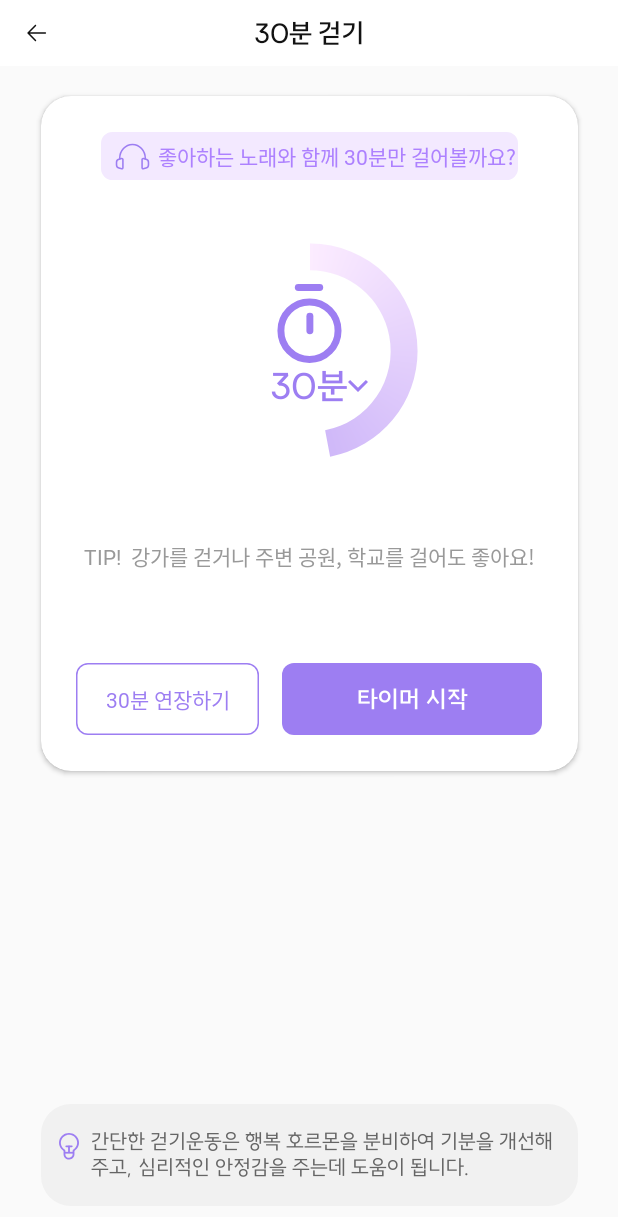
After one commit to bw-green/DURYMONG-Android, an Android app: the DoItWalkFragment screen opened through its navigation route, on a phone screen of 412 x 824 dp. The commit adds this screen. Shown: the top 1217 px of the screen. Run offline under Robolectric (Android 15) with nearby library versions, the phone set to English and light mode, and no system bars; our stand-ins replace navigation-ui.

Commit message:
ui: do_it 5-1 활동 설명 ui 작업 바텀 네비게이션 이동했을 때 안보이는 오류 있음 프로그래스바 커스텀 더해야함(#4)

```diff
--- a/app/src/main/java/com/example/durymong/view/do_it/DoItFragment.kt
+++ b/app/src/main/java/com/example/durymong/view/do_it/DoItFragment.kt
@@ -5,6 +5,8 @@ import android.view.LayoutInflater
 import android.view.View
 import android.view.ViewGroup
 import androidx.fragment.app.Fragment
+import androidx.navigation.fragment.findNavController
+import com.example.durymong.R
 import com.example.durymong.databinding.FragmentDoItBinding
 
 class DoItFragment : Fragment() {
@@ -16,6 +18,8 @@ class DoItFragment : Fragment() {
         savedInstanceState: Bundle?
     ): View {
         _binding = FragmentDoItBinding.inflate(layoutInflater)
+
+        initWalk()
         return binding.root
     }
 
@@ -23,4 +27,11 @@ class DoItFragment : Fragment() {
         super.onDestroyView()
         _binding = null
     }
+
+    private fun initWalk() {
+        _binding?.ivDoItWalk?.setOnClickListener {
+            val navController = findNavController()
+            navController.navigate(R.id.action_fragment_do_it_to_fragment_do_it_walk)
+        }
+    }
 }
--- /dev/null
+++ b/app/src/main/java/com/example/durymong/view/do_it/DoItWalkFragment.kt
@@ -0,0 +1,41 @@
+package com.example.durymong.view.do_it
+
+import android.animation.ObjectAnimator
+import android.os.Bundle
+import androidx.fragment.app.Fragment
+import android.view.LayoutInflater
+import android.view.View
+import android.view.ViewGroup
+import android.view.animation.LinearInterpolator
+import android.widget.ProgressBar
+import com.example.durymong.R
+import com.example.durymong.databinding.FragmentDoItBinding
+import com.example.durymong.databinding.FragmentDoItWalkBinding
+
+
+class DoItWalkFragment : Fragment() {
+    private lateinit var binding: FragmentDoItWalkBinding
+    private lateinit var circularProgressBar: ProgressBar
+
+    override fun onCreateView(
+        inflater: LayoutInflater, container: ViewGroup?,
+        savedInstanceState: Bundle?
+    ): View? {
+        binding = FragmentDoItWalkBinding.inflate(layoutInflater)
+
+        initTimer()
+
+        return binding.root
+    }
+
+    private fun initTimer() {
+        circularProgressBar=binding.pbDoItWalk
+
+        val animator = ObjectAnimator.ofInt(circularProgressBar, "progress", 0, 100)
+        animator.duration = 5000 // 5초
+        animator.interpolator = LinearInterpolator() // 일정한 속도
+        animator.start()
+
+    }
+
+}
--- /dev/null
+++ b/app/src/main/res/drawable/ic_do_it_back.xml
@@ -0,0 +1,10 @@
+<vector xmlns:android="http://schemas.android.com/apk/res/android"
+    android:width="24dp"
+    android:height="24dp"
+    android:viewportWidth="24"
+    android:viewportHeight="24">
+  <path
+      android:pathData="M6.207,12C6.207,11.872 6.256,11.744 6.354,11.646L11.303,6.697C11.499,6.501 11.815,6.501 12.01,6.697C12.206,6.892 12.206,7.209 12.01,7.404L7.894,11.52H18.263C18.539,11.52 18.765,11.744 18.766,12.02C18.768,12.296 18.545,12.52 18.269,12.52H7.934L12.01,16.596C12.206,16.792 12.206,17.108 12.01,17.303C11.815,17.499 11.499,17.499 11.303,17.303L6.354,12.354"
+      android:fillColor="#121212"
+      android:fillType="evenOdd"/>
+</vector>
--- a/app/src/main/res/drawable/ic_do_it_circle_shape.xml
+++ b/app/src/main/res/drawable/ic_do_it_circle_shape.xml
@@ -1,6 +1,6 @@
 <?xml version="1.0" encoding="utf-8"?>
 <shape xmlns:android="http://schemas.android.com/apk/res/android"
     android:shape="oval">
-    <solid android:color="@color/white" /> <!-- 원의 색상 -->
+    <solid android:color="@color/white" />
     <size android:width="218dp" android:height="218dp" />
 </shape>
--- /dev/null
+++ b/app/src/main/res/drawable/ic_do_it_circular_progress.xml
@@ -0,0 +1,16 @@
+<?xml version="1.0" encoding="utf-8"?>
+<layer-list xmlns:android="http://schemas.android.com/apk/res/android">
+    <item>
+        <rotate
+            android:fromDegrees="-90"
+            android:toDegrees="-90">
+            <shape android:shape="ring">
+                <gradient
+                    android:startColor="#FCECFF"
+                    android:endColor="#9D7EF2"
+                    android:type="sweep" />
+                <size android:thickness="3dp" />
+            </shape>
+        </rotate>
+    </item>
+</layer-list>
--- /dev/null
+++ b/app/src/main/res/drawable/ic_do_it_walk_down_arrow.xml
@@ -0,0 +1,10 @@
+<vector xmlns:android="http://schemas.android.com/apk/res/android"
+    android:width="13dp"
+    android:height="8dp"
+    android:viewportWidth="13"
+    android:viewportHeight="8">
+  <path
+      android:pathData="M11.63,-0L13,1.393L6.5,8L-0,1.393L1.371,-0L6.5,5.214L11.63,-0Z"
+      android:fillColor="#9D7EF2"
+      android:fillType="evenOdd"/>
+</vector>
--- /dev/null
+++ b/app/src/main/res/drawable/ic_do_it_walk_headset.xml
@@ -0,0 +1,27 @@
+<vector xmlns:android="http://schemas.android.com/apk/res/android"
+    android:width="23dp"
+    android:height="18dp"
+    android:viewportWidth="23"
+    android:viewportHeight="18">
+  <path
+      android:pathData="M3.099,10.719V10.208C3.099,5.122 6.858,1 11.495,1C16.132,1 19.89,5.122 19.89,10.208V10.719"
+      android:strokeLineJoin="round"
+      android:strokeWidth="1.02746"
+      android:fillColor="#00000000"
+      android:strokeColor="#9D7EF2"
+      android:strokeLineCap="round"/>
+  <path
+      android:pathData="M1,14.748V12.828C1,11.889 1.655,11.071 2.59,10.843L3.099,10.719L4.415,10.398C4.813,10.301 5.198,10.594 5.198,10.993V16.583C5.198,16.982 4.813,17.275 4.415,17.178L2.59,16.733C1.655,16.505 1,15.687 1,14.748Z"
+      android:strokeLineJoin="round"
+      android:strokeWidth="1.02746"
+      android:fillColor="#00000000"
+      android:strokeColor="#9D7EF2"
+      android:strokeLineCap="round"/>
+  <path
+      android:pathData="M21.989,14.748V12.828C21.989,11.889 21.334,11.071 20.4,10.843L19.89,10.719L18.574,10.398C18.177,10.301 17.792,10.594 17.792,10.993V16.583C17.792,16.982 18.177,17.275 18.574,17.178L20.4,16.733C21.334,16.505 21.989,15.687 21.989,14.748Z"
+      android:strokeLineJoin="round"
+      android:strokeWidth="1.02746"
+      android:fillColor="#00000000"
+      android:strokeColor="#9D7EF2"
+      android:strokeLineCap="round"/>
+</vector>
--- /dev/null
+++ b/app/src/main/res/drawable/ic_do_it_walk_light_ball.xml
@@ -0,0 +1,18 @@
+<vector xmlns:android="http://schemas.android.com/apk/res/android"
+    android:width="13dp"
+    android:height="18dp"
+    android:viewportWidth="13"
+    android:viewportHeight="18">
+  <path
+      android:pathData="M6.5,17.733H6.837C7.731,17.626 8.553,17.192 9.146,16.514C9.739,15.837 10.059,14.964 10.045,14.063V11.948C11.22,11.184 12.116,10.06 12.6,8.745C13.084,7.43 13.13,5.994 12.731,4.651C12.333,3.308 11.511,2.129 10.388,1.291C9.265,0.453 7.901,0 6.5,0C5.099,0 3.735,0.453 2.612,1.291C1.489,2.129 0.667,3.308 0.269,4.651C-0.13,5.994 -0.084,7.43 0.4,8.745C0.884,10.06 1.78,11.184 2.955,11.948V14.188C2.955,15.128 3.328,16.03 3.993,16.694C4.658,17.359 5.56,17.733 6.5,17.733ZM6.5,1.187C6.697,1.189 6.895,1.201 7.091,1.223C8.179,1.35 9.201,1.809 10.018,2.539C10.835,3.269 11.406,4.233 11.655,5.3C11.903,6.367 11.816,7.484 11.405,8.5C10.994,9.515 10.28,10.379 9.36,10.973C9.207,11.075 9.082,11.212 8.995,11.374C8.908,11.536 8.863,11.717 8.864,11.901V14.057C8.879,14.662 8.67,15.252 8.278,15.712C7.885,16.172 7.336,16.471 6.736,16.551C6.407,16.584 6.074,16.548 5.759,16.444C5.444,16.34 5.155,16.171 4.91,15.948C4.665,15.725 4.469,15.453 4.336,15.15C4.203,14.847 4.135,14.519 4.136,14.188V11.901C4.135,11.715 4.088,11.533 3.998,11.371C3.908,11.209 3.779,11.072 3.622,10.973C2.658,10.35 1.922,9.433 1.522,8.357C1.123,7.282 1.082,6.106 1.406,5.005C1.729,3.904 2.4,2.938 3.319,2.25C4.237,1.562 5.353,1.189 6.5,1.187Z"
+      android:fillColor="#9D7EF2"/>
+  <path
+      android:pathData="M3.545,12.562H9.455V13.744H3.545V12.562Z"
+      android:fillColor="#9D7EF2"/>
+  <path
+      android:pathData="M4.727,8.278H8.273C8.599,8.278 8.864,8.543 8.864,8.869C8.864,9.196 8.599,9.46 8.273,9.46H4.727C4.401,9.46 4.136,9.196 4.136,8.869C4.136,8.543 4.401,8.278 4.727,8.278Z"
+      android:fillColor="#9D7EF2"/>
+  <path
+      android:pathData="M5.909,8.426H7.091V13.153H5.909V8.426Z"
+      android:fillColor="#9D7EF2"/>
+</vector>
--- /dev/null
+++ b/app/src/main/res/drawable/ic_do_it_walk_timer.xml
@@ -0,0 +1,27 @@
+<vector xmlns:android="http://schemas.android.com/apk/res/android"
+    android:width="44dp"
+    android:height="53dp"
+    android:viewportWidth="44"
+    android:viewportHeight="53">
+  <path
+      android:pathData="M14.193,3H28.482"
+      android:strokeLineJoin="round"
+      android:strokeWidth="4.62224"
+      android:fillColor="#00000000"
+      android:strokeColor="#9D7EF2"
+      android:strokeLineCap="round"/>
+  <path
+      android:pathData="M21.921,22.052V31.578"
+      android:strokeLineJoin="round"
+      android:strokeWidth="4.62224"
+      android:fillColor="#00000000"
+      android:strokeColor="#9D7EF2"
+      android:strokeLineCap="round"/>
+  <path
+      android:pathData="M21.652,50.63C32.174,50.63 40.704,42.1 40.704,31.578C40.704,21.056 32.174,12.526 21.652,12.526C11.13,12.526 2.6,21.056 2.6,31.578C2.6,42.1 11.13,50.63 21.652,50.63Z"
+      android:strokeLineJoin="round"
+      android:strokeWidth="4.62224"
+      android:fillColor="#00000000"
+      android:strokeColor="#9D7EF2"
+      android:strokeLineCap="round"/>
+</vector>
--- /dev/null
+++ b/app/src/main/res/drawable/img_do_it_walk_bottom_left.xml
@@ -0,0 +1,11 @@
+<vector xmlns:android="http://schemas.android.com/apk/res/android"
+    android:width="122dp"
+    android:height="48dp"
+    android:viewportWidth="122"
+    android:viewportHeight="48">
+  <path
+      android:strokeWidth="1"
+      android:pathData="M8,0.5L114,0.5A7.5,7.5 0,0 1,121.5 8L121.5,40A7.5,7.5 0,0 1,114 47.5L8,47.5A7.5,7.5 0,0 1,0.5 40L0.5,8A7.5,7.5 0,0 1,8 0.5z"
+      android:fillColor="#ffffff"
+      android:strokeColor="#9D7EF2"/>
+</vector>
--- /dev/null
+++ b/app/src/main/res/drawable/img_do_it_walk_bottom_rectangle.xml
@@ -0,0 +1,9 @@
+<vector xmlns:android="http://schemas.android.com/apk/res/android"
+    android:width="358dp"
+    android:height="68dp"
+    android:viewportWidth="358"
+    android:viewportHeight="68">
+  <path
+      android:pathData="M20,0L338,0A20,20 0,0 1,358 20L358,48A20,20 0,0 1,338 68L20,68A20,20 0,0 1,0 48L0,20A20,20 0,0 1,20 0z"
+      android:fillColor="#F1F1F1"/>
+</vector>
--- /dev/null
+++ b/app/src/main/res/drawable/img_do_it_walk_run_timer.xml
@@ -0,0 +1,9 @@
+<vector xmlns:android="http://schemas.android.com/apk/res/android"
+    android:width="173dp"
+    android:height="48dp"
+    android:viewportWidth="173"
+    android:viewportHeight="48">
+  <path
+      android:pathData="M8,0L165,0A8,8 0,0 1,173 8L173,40A8,8 0,0 1,165 48L8,48A8,8 0,0 1,0 40L0,8A8,8 0,0 1,8 0z"
+      android:fillColor="#9D7EF2"/>
+</vector>
--- /dev/null
+++ b/app/src/main/res/drawable/img_do_it_walk_top_rectangle.xml
@@ -0,0 +1,9 @@
+<vector xmlns:android="http://schemas.android.com/apk/res/android"
+    android:width="278dp"
+    android:height="32dp"
+    android:viewportWidth="278"
+    android:viewportHeight="32">
+  <path
+      android:pathData="M7.62,0L270.38,0A7.62,7.62 0,0 1,278 7.62L278,24.38A7.62,7.62 0,0 1,270.38 32L7.62,32A7.62,7.62 0,0 1,0 24.38L0,7.62A7.62,7.62 0,0 1,7.62 0z"
+      android:fillColor="#F3E9FF"/>
+</vector>
--- a/app/src/main/res/layout/fragment_do_it.xml
+++ b/app/src/main/res/layout/fragment_do_it.xml
@@ -143,6 +143,7 @@
                 app:layout_constraintStart_toEndOf="@id/rb_do_it_bed_clean" />
 
             <ImageView
+                android:id="@+id/iv_do_it_bed_clean"
                 android:layout_width="wrap_content"
                 android:layout_height="wrap_content"
                 android:layout_marginStart="111dp"
@@ -174,6 +175,7 @@
                 app:layout_constraintStart_toEndOf="@id/rb_do_it_walk" />
 
             <ImageView
+                android:id="@+id/iv_do_it_walk"
                 android:layout_width="wrap_content"
                 android:layout_height="wrap_content"
                 android:layout_marginStart="111dp"
@@ -205,6 +207,7 @@
                 app:layout_constraintStart_toEndOf="@id/rb_do_it_stretching" />
 
             <ImageView
+                android:id="@+id/iv_do_it_stretching"
                 android:layout_width="wrap_content"
                 android:layout_height="wrap_content"
                 android:layout_marginStart="111dp"
@@ -236,6 +239,7 @@
                 app:layout_constraintStart_toEndOf="@id/rb_do_it_meditation" />
 
             <ImageView
+                android:id="@+id/iv_do_it_meditation"
                 android:layout_width="wrap_content"
                 android:layout_height="wrap_content"
                 android:layout_marginStart="111dp"
--- /dev/null
+++ b/app/src/main/res/layout/fragment_do_it_walk.xml
@@ -0,0 +1,247 @@
+<?xml version="1.0" encoding="utf-8"?>
+<androidx.constraintlayout.widget.ConstraintLayout xmlns:android="http://schemas.android.com/apk/res/android"
+    xmlns:tools="http://schemas.android.com/tools"
+    android:layout_width="match_parent"
+    android:layout_height="match_parent"
+    xmlns:app="http://schemas.android.com/apk/res-auto"
+    android:backgroundTint="@null"
+    android:background="@color/background_white"
+    tools:context=".view.do_it.DoItWalkFragment">
+
+    <View
+        android:id="@+id/v_do_it_walk_top"
+        android:layout_width="match_parent"
+        android:layout_height="44dp"
+        android:background="@color/white"
+        app:layout_constraintTop_toTopOf="parent"
+        app:layout_constraintStart_toStartOf="parent"
+        app:layout_constraintEnd_toEndOf="parent"
+        />
+
+    <ImageView
+        android:id="@+id/iv_do_it_walk_back"
+        android:layout_width="wrap_content"
+        android:layout_height="wrap_content"
+        android:layout_marginTop="10dp"
+        android:layout_marginStart="12dp"
+        app:layout_constraintStart_toStartOf="parent"
+        app:layout_constraintTop_toTopOf="parent"
+        android:src="@drawable/ic_do_it_back"
+        />
+
+    <TextView
+        android:layout_width="wrap_content"
+        android:layout_height="wrap_content"
+        android:text="30분 걷기"
+        android:fontFamily="@font/suite_semi_bold"
+        android:textSize="18sp"
+        android:textColor="@color/black"
+        app:layout_constraintTop_toTopOf="@id/iv_do_it_walk_back"
+        app:layout_constraintBottom_toBottomOf="@id/iv_do_it_walk_back"
+        app:layout_constraintStart_toStartOf="parent"
+        app:layout_constraintEnd_toEndOf="parent"
+        />
+
+    <androidx.cardview.widget.CardView
+        android:id="@+id/cv_do_it_card_center"
+        android:layout_width="358dp"
+        android:layout_height="450dp"
+        android:layout_marginTop="20dp"
+        app:cardCornerRadius="20dp"
+        app:layout_constraintStart_toStartOf="parent"
+        app:layout_constraintEnd_toEndOf="parent"
+        app:layout_constraintTop_toBottomOf="@id/v_do_it_walk_top">
+
+        <androidx.constraintlayout.widget.ConstraintLayout
+            android:layout_width="match_parent"
+            android:layout_height="match_parent"
+            >
+            <ImageView
+                android:id="@+id/iv_do_it_walk_top_rectangle"
+                android:layout_width="wrap_content"
+                android:layout_height="wrap_content"
+                app:layout_constraintTop_toTopOf="parent"
+                app:layout_constraintStart_toStartOf="parent"
+                app:layout_constraintEnd_toEndOf="parent"
+                android:layout_marginTop="24dp"
+                android:src="@drawable/img_do_it_walk_top_rectangle"
+                />
+            <ImageView
+                android:layout_width="wrap_content"
+                android:layout_height="wrap_content"
+                app:layout_constraintTop_toTopOf="@id/iv_do_it_walk_top_rectangle"
+                app:layout_constraintBottom_toBottomOf="@id/iv_do_it_walk_top_rectangle"
+                app:layout_constraintStart_toStartOf="@id/iv_do_it_walk_top_rectangle"
+                android:src="@drawable/ic_do_it_walk_headset"
+                android:layout_marginStart="9dp"
+                />
+            <TextView
+                android:layout_width="wrap_content"
+                android:layout_height="wrap_content"
+                app:layout_constraintTop_toTopOf="@id/iv_do_it_walk_top_rectangle"
+                app:layout_constraintStart_toStartOf="@id/iv_do_it_walk_top_rectangle"
+                app:layout_constraintBottom_toBottomOf="@id/iv_do_it_walk_top_rectangle"
+                android:text="좋아하는 노래와 함께 30분만 걸어볼까요?"
+                android:textColor="@color/do_it_purple"
+                android:fontFamily="@font/suite_medium"
+                android:textSize="14sp"
+                android:layout_marginStart="38dp"
+                />
+
+            <ProgressBar
+                android:id="@+id/pb_do_it_walk"
+                android:layout_width="161dp"
+                android:layout_height="161dp"
+                style="@android:style/Widget.DeviceDefault.Light.ProgressBar.Horizontal"
+                android:layout_centerInParent="true"
+                android:progressDrawable="@drawable/ic_do_it_circular_progress"
+                app:layout_constraintStart_toStartOf="parent"
+                app:layout_constraintEnd_toEndOf="parent"
+                app:layout_constraintTop_toBottomOf="@id/iv_do_it_walk_top_rectangle"
+                android:layout_marginTop="33dp"
+                android:progress="100"
+                android:max="100"
+                />
+
+            <ImageView
+                android:id="@+id/iv_do_it_timer"
+                android:layout_width="wrap_content"
+                android:layout_height="wrap_content"
+                app:layout_constraintStart_toStartOf="@id/pb_do_it_walk"
+                app:layout_constraintEnd_toEndOf="@id/pb_do_it_walk"
+                android:src="@drawable/ic_do_it_walk_timer"
+                app:layout_constraintTop_toTopOf="@id/pb_do_it_walk"
+                android:layout_marginTop="35dp"
+                />
+
+            <TextView
+                android:id="@+id/tv_do_it_walk_time"
+                android:layout_width="wrap_content"
+                android:layout_height="wrap_content"
+                android:text="30분"
+                android:layout_marginEnd="2dp"
+                app:layout_constraintTop_toBottomOf="@id/iv_do_it_timer"
+                app:layout_constraintStart_toStartOf="@id/pb_do_it_walk"
+                app:layout_constraintEnd_toEndOf="@id/pb_do_it_walk"
+                android:fontFamily="@font/suite_semi_bold"
+                android:textSize="24sp"
+                android:textColor="@color/main_purple"
+                />
+
+            <ImageView
+                android:layout_width="wrap_content"
+                android:layout_height="wrap_content"
+                app:layout_constraintTop_toTopOf="@id/tv_do_it_walk_time"
+                app:layout_constraintBottom_toBottomOf="@id/tv_do_it_walk_time"
+                app:layout_constraintStart_toEndOf="@id/tv_do_it_walk_time"
+                android:src="@drawable/ic_do_it_walk_down_arrow"
+                />
+
+
+
+            <TextView
+                android:layout_width="wrap_content"
+                android:layout_height="wrap_content"
+                android:text="TIP!  강가를 걷거나 주변 공원, 학교를 걸어도 좋아요!"
+                android:fontFamily="@font/suite_medium"
+                android:textSize="14sp"
+                app:layout_constraintStart_toStartOf="parent"
+                app:layout_constraintEnd_toEndOf="parent"
+                app:layout_constraintTop_toBottomOf="@id/pb_do_it_walk"
+                android:layout_marginTop="45dp"
+                android:textColor="@color/gray3"
+
+                />
+
+            <ImageView
+                android:id="@+id/iv_do_it_walk_30"
+                android:layout_width="wrap_content"
+                android:layout_height="wrap_content"
+                app:strokeColor="@color/main_purple"
+                app:layout_constraintStart_toStartOf="parent"
+                app:layout_constraintBottom_toBottomOf="parent"
+                android:layout_marginBottom="24dp"
+                android:src="@drawable/img_do_it_walk_bottom_left"
+                android:layout_marginStart="23dp"
+                />
+            <TextView
+                android:id="@+id/tv_do_it_walk_30"
+                android:layout_width="wrap_content"
+                android:layout_height="wrap_content"
+                android:text="30분 연장하기"
+                android:fontFamily="@font/suite_medium"
+                android:textColor="@color/main_purple"
+                android:textSize="14sp"
+                app:layout_constraintStart_toStartOf="@id/iv_do_it_walk_30"
+                app:layout_constraintTop_toTopOf="@id/iv_do_it_walk_30"
+                app:layout_constraintEnd_toEndOf="@id/iv_do_it_walk_30"
+                app:layout_constraintBottom_toBottomOf="@id/iv_do_it_walk_30"
+                />
+
+            <ImageView
+                android:id="@+id/tv_do_it_walk_run_timer"
+                android:layout_width="wrap_content"
+                android:layout_height="wrap_content"
+                android:src="@drawable/img_do_it_walk_run_timer"
+                app:layout_constraintEnd_toEndOf="parent"
+                app:layout_constraintTop_toTopOf="@id/iv_do_it_walk_30"
+                android:layout_marginEnd="24dp"
+                />
+            <TextView
+                android:layout_width="wrap_content"
+                android:layout_height="wrap_content"
+                app:layout_constraintStart_toStartOf="@id/tv_do_it_walk_run_timer"
+                app:layout_constraintEnd_toEndOf="@id/tv_do_it_walk_run_timer"
+                app:layout_constraintTop_toTopOf="@id/tv_do_it_walk_run_timer"
+                app:layout_constraintBottom_toBottomOf="@id/tv_do_it_walk_run_timer"
+                android:text="타이머 시작"
+                android:textColor="@color/white"
+                android:fontFamily="@font/suite_semi_bold"
+                android:textSize="16sp"
+                />
+
+        </androidx.constraintlayout.widget.ConstraintLayout>
+
+
+    </androidx.cardview.widget.CardView>
+
+    <ImageView
+        android:id="@+id/iv_do_it_walk_bottom_rectangle"
+        android:layout_width="wrap_content"
+        android:layout_height="wrap_content"
+        android:src="@drawable/img_do_it_walk_bottom_rectangle"
+        app:layout_constraintStart_toStartOf="parent"
+        app:layout_constraintEnd_toEndOf="parent"
+        app:layout_constraintBottom_toBottomOf="parent"
+        android:layout_marginBottom="20dp"
+        />
+    <ImageView
+        android:id="@+id/iv_do_it_walk_light_ball"
+        android:layout_width="wrap_content"
+        android:layout_height="wrap_content"
+        android:src="@drawable/ic_do_it_walk_light_ball"
+        app:layout_constraintStart_toStartOf="@id/iv_do_it_walk_bottom_rectangle"
+        app:layout_constraintTop_toTopOf="@id/iv_do_it_walk_bottom_rectangle"
+        app:layout_constraintBottom_toBottomOf="@id/iv_do_it_walk_bottom_rectangle"
+        android:layout_marginStart="12dp"
+        android:layout_marginBottom="11.135dp"
+        />
+
+    <TextView
+        android:layout_width="311dp"
+        android:layout_height="wrap_content"
+        app:layout_constraintStart_toEndOf="@id/iv_do_it_walk_light_ball"
+        app:layout_constraintTop_toTopOf="@id/iv_do_it_walk_light_ball"
+        android:text="간단한 걷기운동은 행복 호르몬을 분비하여 기분을 개선해주고, 심리적인 안정감을 주는데 도움이 됩니다."
+        android:layout_marginStart="8dp"
+        android:layout_marginTop="-3dp"
+        android:textColor="@color/gray4"
+        android:fontFamily="@font/suite_regular"
+        android:textSize="14sp"
+        />
+
+
+
+
+
+</androidx.constraintlayout.widget.ConstraintLayout>
--- a/app/src/main/res/navigation/nav_graph.xml
+++ b/app/src/main/res/navigation/nav_graph.xml
@@ -24,6 +24,16 @@
         android:id="@+id/fragment_do_it"
         android:name="com.example.durymong.view.do_it.DoItFragment"
         tools:layout="@layout/fragment_do_it"
-        android:label="do_it" />
+        android:label="do_it" >
+        <action
+            android:id="@+id/action_fragment_do_it_to_fragment_do_it_walk"
+            app:destination="@id/fragment_do_it_walk" />
+    </fragment>
+
+    <fragment
+        android:id="@+id/fragment_do_it_walk"
+        android:name="com.example.durymong.view.do_it.DoItWalkFragment"
+        tools:layout="@layout/fragment_do_it_walk"
+        android:label="do_it_walk"/>
 
 </navigation>
--- a/app/src/main/res/values/colors.xml
+++ b/app/src/main/res/values/colors.xml
@@ -2,6 +2,7 @@
 <resources>
     <color name="black">#121212</color>
     <color name="white">#FFFFFFFF</color>
+    <color name="background_white">#FAFAFA</color>
     <!--  purple  -->
     <color name="main_purple">#9D7EF2</color>
     <color name="light_purple">#F3E9FF</color>
--- a/app/src/main/res/values/strings.xml
+++ b/app/src/main/res/values/strings.xml
@@ -1,3 +1,5 @@
 <resources>
     <string name="app_name">Durymong</string>
+    <!-- TODO: Remove or change this placeholder text -->
+    <string name="hello_blank_fragment">Hello blank fragment</string>
 </resources>
```
